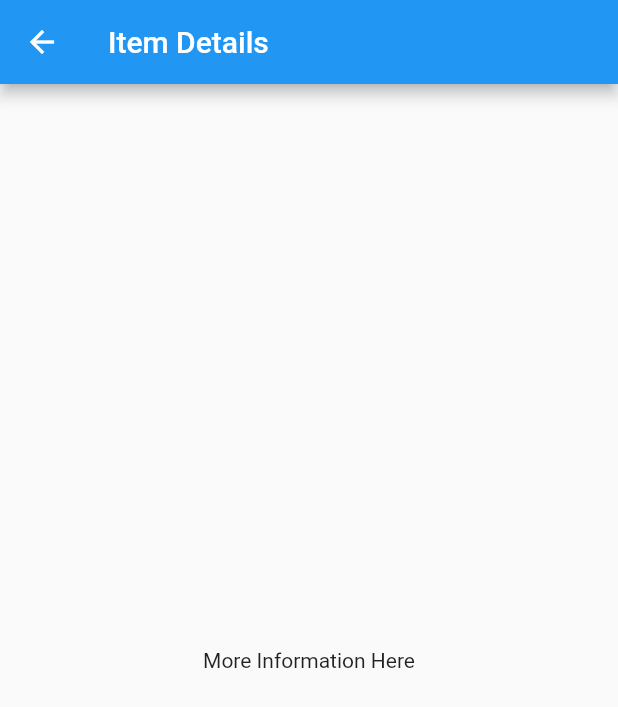
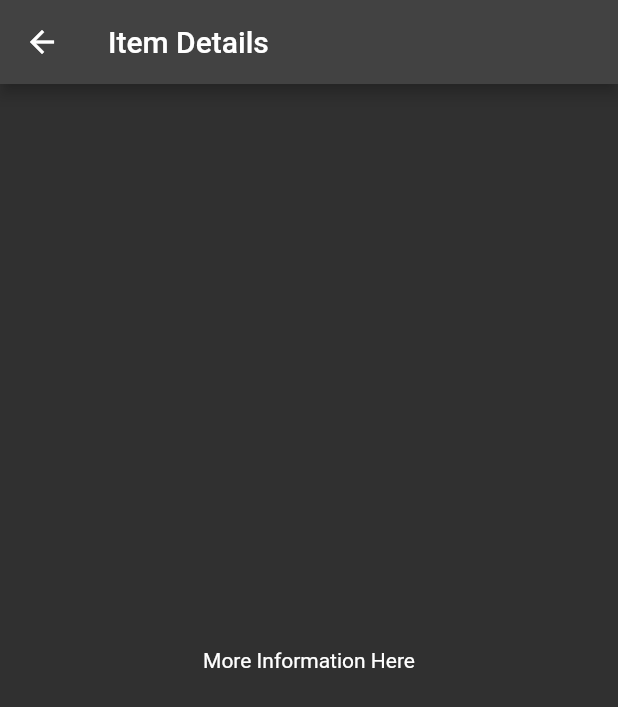
Before and after one commit to juhee-playground/flutter_template, a Flutter app: the screen it shows after launch, after a tap on "샘플 아이템", on a phone screen of 412 x 824 dp. Shown: the top 707 px of the screen. Run offline on Flutter 3.47's test engine with Material 2 defaults, Android fonts, the light colour scheme and no system bars; generated files the repository leaves out were written again.

Commit message:
Add Provider Setting

```diff
--- a/assistant/lib/main.dart
+++ b/assistant/lib/main.dart
@@ -1,20 +1,17 @@
 import 'package:flutter/material.dart';
+import 'package:provider/provider.dart';
 
 import 'src/app.dart';
-import 'src/settings/settings_controller.dart';
-import 'src/settings/settings_service.dart';
 
-void main() async {
-  // Set up the SettingsController, which will glue user settings to multiple
-  // Flutter Widgets.
-  final settingsController = SettingsController(SettingsService());
+import 'src/provider/counter.dart';
+import 'src/provider/setting.dart';
 
-  // Load the user's preferred theme while the splash screen is displayed.
-  // This prevents a sudden theme change when the app is first displayed.
-  await settingsController.loadSettings();
-
-  // Run the app and pass in the SettingsController. The app listens to the
-  // SettingsController for changes, then passes it further down to the
-  // SettingsView.
-  runApp(MyApp(settingsController: settingsController));
+void main() {
+  runApp(MultiProvider(
+    providers: [
+      ChangeNotifierProvider(create: (_) => Counter()),
+      ChangeNotifierProvider(create: (_) => Setting()),
+    ],
+    child: const MyApp(),
+  ));
 }
--- a/assistant/lib/src/app.dart
+++ b/assistant/lib/src/app.dart
@@ -1,32 +1,23 @@
-import 'package:assistant/src/views/axios_view.dart';
-import 'package:assistant/src/views/login_view.dart';
 import 'package:flutter/material.dart';
 import 'package:flutter_gen/gen_l10n/app_localizations.dart';
 import 'package:flutter_localizations/flutter_localizations.dart';
+import 'package:provider/provider.dart';
 
+import 'provider/setting.dart';
+import 'route/route_item_list_view.dart';
+import 'settings/settings_view_provider.dart';
+import 'views/axios_view.dart';
+import 'views/login_view.dart';
 import 'views/sample_item_details_view.dart';
-import 'route/route_item_list_view.dart';
-import 'settings/settings_controller.dart';
-import 'settings/settings_view.dart';
 
 /// The Widget that configures your application.
 class MyApp extends StatelessWidget {
   const MyApp({
     super.key,
-    required this.settingsController,
   });
-
-  final SettingsController settingsController;
 
   @override
   Widget build(BuildContext context) {
-    // Glue the SettingsController to the MaterialApp.
-    //
-    // The ListenableBuilder Widget listens to the SettingsController for changes.
-    // Whenever the user updates their settings, the MaterialApp is rebuilt.
-    return ListenableBuilder(
-      listenable: settingsController,
-      builder: (BuildContext context, Widget? child) {
     return MaterialApp(
       // Providing a restorationScopeId allows the Navigator built by the
       // MaterialApp to restore the navigation stack when a user leaves and
@@ -60,7 +51,7 @@ class MyApp extends StatelessWidget {
       // SettingsController to display the correct theme.
       theme: ThemeData(),
       darkTheme: ThemeData.dark(),
-          themeMode: settingsController.themeMode,
+      themeMode: context.watch<Setting>().themeMode,
 
       // Define a function to handle named routes in order to support
       // Flutter web url navigation and deep linking.
@@ -69,8 +60,8 @@ class MyApp extends StatelessWidget {
           settings: routeSettings,
           builder: (BuildContext context) {
             switch (routeSettings.name) {
-                  case SettingsView.routeName:
-                    return SettingsView(controller: settingsController);
+              case SettingsViewWithProvider.routeName:
+                return const SettingsViewWithProvider();
               case SampleItemDetailsView.routeName:
                 return const SampleItemDetailsView();
               case LoginView.routeName:
@@ -85,7 +76,5 @@ class MyApp extends StatelessWidget {
         );
       },
     );
-      },
-    );
   }
 }
--- /dev/null
+++ b/assistant/lib/src/provider/setting.dart
@@ -0,0 +1,14 @@
+import 'package:flutter/material.dart';
+
+class Setting with ChangeNotifier {
+  ThemeMode _themeMode = ThemeMode.dark;
+
+  ThemeMode get themeMode => _themeMode;
+
+  void updateThemeMode(ThemeMode? newThemeMode) {
+    if (newThemeMode == null) return;
+    if (newThemeMode == _themeMode) return;
+    _themeMode = newThemeMode;
+    notifyListeners();
+  }
+}
--- a/assistant/lib/src/route/route_item_list_view.dart
+++ b/assistant/lib/src/route/route_item_list_view.dart
@@ -1,3 +1,4 @@
+import 'package:assistant/src/settings/settings_view_provider.dart';
 import 'package:assistant/src/views/axios_view.dart';
 import 'package:flutter/material.dart';
 
@@ -13,7 +14,7 @@ class RouteListView extends StatelessWidget {
     this.items = const [
       RouteItem("샘플 아이템", SampleItemDetailsView.routeName),
       RouteItem("로그인", LoginView.routeName),
-      RouteItem("세팅", SettingsView.routeName),
+      RouteItem("세팅", SettingsViewWithProvider.routeName),
       RouteItem("Axios 테스트", AxiosView.routeName)
     ],
   });
@@ -56,7 +57,7 @@ class RouteListView extends StatelessWidget {
           final item = items[index];
 
           return ListTile(
-              title: Text('${item.name}'),
+              title: Text(item.name),
               leading: const CircleAvatar(
                 // Display the Flutter Logo image asset.
                 foregroundImage: AssetImage('assets/images/flutter_logo.png'),
--- a/assistant/pubspec.yaml
+++ b/assistant/pubspec.yaml
@@ -15,6 +15,7 @@ dependencies:
   flutter_localizations:
     sdk: flutter
   http: ^1.1.0
+  provider: ^6.1.1
 
 dev_dependencies:
   flutter_test:
```
Also changed, not shown: assistant/lib/src/provider/counter.dart (added, +12 -0 lines), assistant/lib/src/settings/settings_view_provider.dart (added, +50 -0 lines), assistant/pubspec.lock, 2 other files. Lines whose indentation alone changed are shown as unchanged.
